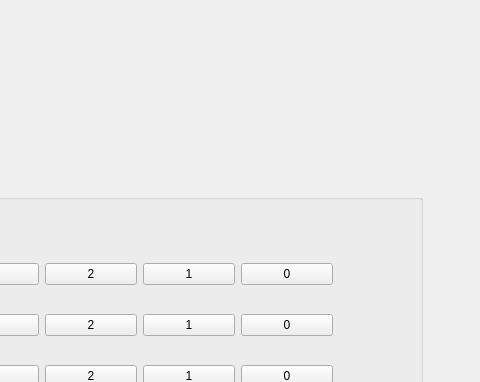
Old version of the form recursos_extra/virtual_bass/virtual_bass/mainwindow.ui in the repository mgoyret/UTN_FRBA_INFO_II_2020_TPO_LASER-BASS; both pictures show x 558 to 1038 and y 0 to 382 of the 1038 by 631 pixel window.
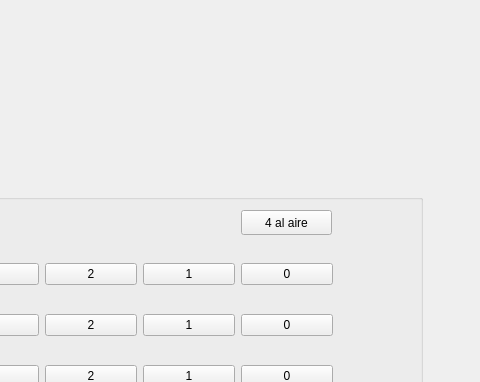
New version of the form.

Patch:
```diff
--- a/recursos_extra/virtual_bass/virtual_bass/mainwindow.ui
+++ b/recursos_extra/virtual_bass/virtual_bass/mainwindow.ui
@@ -250,6 +250,19 @@
       </item>
      </layout>
     </widget>
+    <widget class="QPushButton" name="nota_aire">
+     <property name="geometry">
+      <rect>
+       <x>669</x>
+       <y>30</y>
+       <width>91</width>
+       <height>25</height>
+      </rect>
+     </property>
+     <property name="text">
+      <string>4 al aire</string>
+     </property>
+    </widget>
    </widget>
    <widget class="QGroupBox" name="conexionGroupBox">
     <property name="geometry">
```
